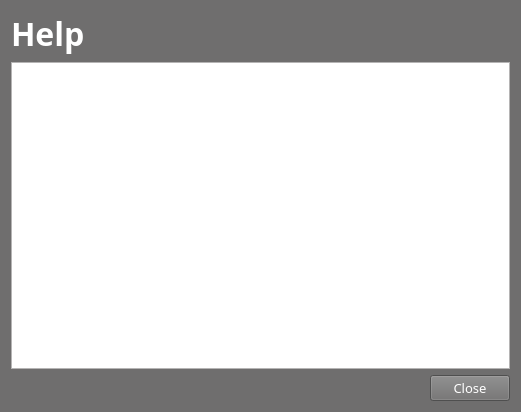
Above: guiinstaller/guisetup/help.ui from aix27249/mpkg before the change. Below: the same form after it.
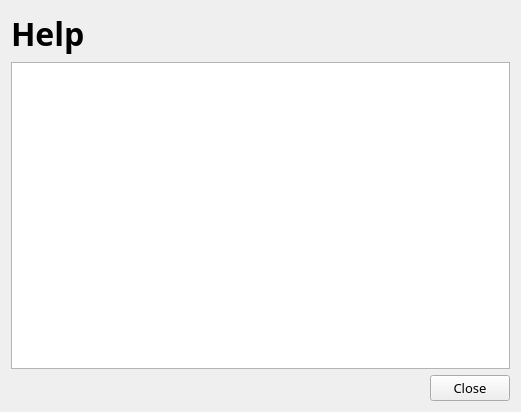
That is the form after the change. Icons and pictures are not drawn.

Commit message: reset installer colors to default theme: it is better when colors are selected by global theme setup, not app-specific

The edit to the form file:
```diff
--- a/guiinstaller/guisetup/help.ui
+++ b/guiinstaller/guisetup/help.ui
@@ -10,421 +10,6 @@
     <height>412</height>
    </rect>
   </property>
-  <property name="palette">
-   <palette>
-    <active>
-     <colorrole role="WindowText">
-      <brush brushstyle="SolidPattern">
-       <color alpha="255">
-        <red>255</red>
-        <green>255</green>
-        <blue>255</blue>
-       </color>
-      </brush>
-     </colorrole>
-     <colorrole role="Button">
-      <brush brushstyle="SolidPattern">
-       <color alpha="255">
-        <red>111</red>
-        <green>110</green>
-        <blue>110</blue>
-       </color>
-      </brush>
-     </colorrole>
-     <colorrole role="Light">
-      <brush brushstyle="SolidPattern">
-       <color alpha="255">
-        <red>167</red>
-        <green>165</green>
-        <blue>165</blue>
-       </color>
-      </brush>
-     </colorrole>
-     <colorrole role="Midlight">
-      <brush brushstyle="SolidPattern">
-       <color alpha="255">
-        <red>139</red>
-        <green>137</green>
-        <blue>137</blue>
-       </color>
-      </brush>
-     </colorrole>
-     <colorrole role="Dark">
-      <brush brushstyle="SolidPattern">
-       <color alpha="255">
-        <red>55</red>
-        <green>55</green>
-        <blue>55</blue>
-       </color>
-      </brush>
-     </colorrole>
-     <colorrole role="Mid">
-      <brush brushstyle="SolidPattern">
-       <color alpha="255">
-        <red>74</red>
-        <green>73</green>
-        <blue>73</blue>
-       </color>
-      </brush>
-     </colorrole>
-     <colorrole role="Text">
-      <brush brushstyle="SolidPattern">
-       <color alpha="255">
-        <red>255</red>
-        <green>255</green>
-        <blue>255</blue>
-       </color>
-      </brush>
-     </colorrole>
-     <colorrole role="BrightText">
-      <brush brushstyle="SolidPattern">
-       <color alpha="255">
-        <red>255</red>
-        <green>255</green>
-        <blue>255</blue>
-       </color>
-      </brush>
-     </colorrole>
-     <colorrole role="ButtonText">
-      <brush brushstyle="SolidPattern">
-       <color alpha="255">
-        <red>255</red>
-        <green>255</green>
-        <blue>255</blue>
-       </color>
-      </brush>
-     </colorrole>
-     <colorrole role="Base">
-      <brush brushstyle="SolidPattern">
-       <color alpha="255">
-        <red>0</red>
-        <green>0</green>
-        <blue>0</blue>
-       </color>
-      </brush>
-     </colorrole>
-     <colorrole role="Window">
-      <brush brushstyle="SolidPattern">
-       <color alpha="255">
-        <red>111</red>
-        <green>110</green>
-        <blue>110</blue>
-       </color>
-      </brush>
-     </colorrole>
-     <colorrole role="Shadow">
-      <brush brushstyle="SolidPattern">
-       <color alpha="255">
-        <red>0</red>
-        <green>0</green>
-        <blue>0</blue>
-       </color>
-      </brush>
-     </colorrole>
-     <colorrole role="AlternateBase">
-      <brush brushstyle="SolidPattern">
-       <color alpha="255">
-        <red>55</red>
-        <green>55</green>
-        <blue>55</blue>
-       </color>
-      </brush>
-     </colorrole>
-     <colorrole role="ToolTipBase">
-      <brush brushstyle="SolidPattern">
-       <color alpha="255">
-        <red>255</red>
-        <green>255</green>
-        <blue>220</blue>
-       </color>
-      </brush>
-     </colorrole>
-     <colorrole role="ToolTipText">
-      <brush brushstyle="SolidPattern">
-       <color alpha="255">
-        <red>0</red>
-        <green>0</green>
-        <blue>0</blue>
-       </color>
-      </brush>
-     </colorrole>
-    </active>
-    <inactive>
-     <colorrole role="WindowText">
-      <brush brushstyle="SolidPattern">
-       <color alpha="255">
-        <red>255</red>
-        <green>255</green>
-        <blue>255</blue>
-       </color>
-      </brush>
-     </colorrole>
-     <colorrole role="Button">
-      <brush brushstyle="SolidPattern">
-       <color alpha="255">
-        <red>111</red>
-        <green>110</green>
-        <blue>110</blue>
-       </color>
-      </brush>
-     </colorrole>
-     <colorrole role="Light">
-      <brush brushstyle="SolidPattern">
-       <color alpha="255">
-        <red>167</red>
-        <green>165</green>
-        <blue>165</blue>
-       </color>
-      </brush>
-     </colorrole>
-     <colorrole role="Midlight">
-      <brush brushstyle="SolidPattern">
-       <color alpha="255">
-        <red>139</red>
-        <green>137</green>
-        <blue>137</blue>
-       </color>
-      </brush>
-     </colorrole>
-     <colorrole role="Dark">
-      <brush brushstyle="SolidPattern">
-       <color alpha="255">
-        <red>55</red>
-        <green>55</green>
-        <blue>55</blue>
-       </color>
-      </brush>
-     </colorrole>
-     <colorrole role="Mid">
-      <brush brushstyle="SolidPattern">
-       <color alpha="255">
-        <red>74</red>
-        <green>73</green>
-        <blue>73</blue>
-       </color>
-      </brush>
-     </colorrole>
-     <colorrole role="Text">
-      <brush brushstyle="SolidPattern">
-       <color alpha="255">
-        <red>255</red>
-        <green>255</green>
-        <blue>255</blue>
-       </color>
-      </brush>
-     </colorrole>
-     <colorrole role="BrightText">
-      <brush brushstyle="SolidPattern">
-       <color alpha="255">
-        <red>255</red>
-        <green>255</green>
-        <blue>255</blue>
-       </color>
-      </brush>
-     </colorrole>
-     <colorrole role="ButtonText">
-      <brush brushstyle="SolidPattern">
-       <color alpha="255">
-        <red>255</red>
-        <green>255</green>
-        <blue>255</blue>
-       </color>
-      </brush>
-     </colorrole>
-     <colorrole role="Base">
-      <brush brushstyle="SolidPattern">
-       <color alpha="255">
-        <red>0</red>
-        <green>0</green>
-        <blue>0</blue>
-       </color>
-      </brush>
-     </colorrole>
-     <colorrole role="Window">
-      <brush brushstyle="SolidPattern">
-       <color alpha="255">
-        <red>111</red>
-        <green>110</green>
-        <blue>110</blue>
-       </color>
-      </brush>
-     </colorrole>
-     <colorrole role="Shadow">
-      <brush brushstyle="SolidPattern">
-       <color alpha="255">
-        <red>0</red>
-        <green>0</green>
-        <blue>0</blue>
-       </color>
-      </brush>
-     </colorrole>
-     <colorrole role="AlternateBase">
-      <brush brushstyle="SolidPattern">
-       <color alpha="255">
-        <red>55</red>
-        <green>55</green>
-        <blue>55</blue>
-       </color>
-      </brush>
-     </colorrole>
-     <colorrole role="ToolTipBase">
-      <brush brushstyle="SolidPattern">
-       <color alpha="255">
-        <red>255</red>
-        <green>255</green>
-        <blue>220</blue>
-       </color>
-      </brush>
-     </colorrole>
-     <colorrole role="ToolTipText">
-      <brush brushstyle="SolidPattern">
-       <color alpha="255">
-        <red>0</red>
-        <green>0</green>
-        <blue>0</blue>
-       </color>
-      </brush>
-     </colorrole>
-    </inactive>
-    <disabled>
-     <colorrole role="WindowText">
-      <brush brushstyle="SolidPattern">
-       <color alpha="255">
-        <red>55</red>
-        <green>55</green>
-        <blue>55</blue>
-       </color>
-      </brush>
-     </colorrole>
-     <colorrole role="Button">
-      <brush brushstyle="SolidPattern">
-       <color alpha="255">
-        <red>111</red>
-        <green>110</green>
-        <blue>110</blue>
-       </color>
-      </brush>
-     </colorrole>
-     <colorrole role="Light">
-      <brush brushstyle="SolidPattern">
-       <color alpha="255">
-        <red>167</red>
-        <green>165</green>
-        <blue>165</blue>
-       </color>
-      </brush>
-     </colorrole>
-     <colorrole role="Midlight">
-      <brush brushstyle="SolidPattern">
-       <color alpha="255">
-        <red>139</red>
-        <green>137</green>
-        <blue>137</blue>
-       </color>
-      </brush>
-     </colorrole>
-     <colorrole role="Dark">
-      <brush brushstyle="SolidPattern">
-       <color alpha="255">
-        <red>55</red>
-        <green>55</green>
-        <blue>55</blue>
-       </color>
-      </brush>
-     </colorrole>
-     <colorrole role="Mid">
-      <brush brushstyle="SolidPattern">
-       <color alpha="255">
-        <red>74</red>
-        <green>73</green>
-        <blue>73</blue>
-       </color>
-      </brush>
-     </colorrole>
-     <colorrole role="Text">
-      <brush brushstyle="SolidPattern">
-       <color alpha="255">
-        <red>55</red>
-        <green>55</green>
-        <blue>55</blue>
-       </color>
-      </brush>
-     </colorrole>
-     <colorrole role="BrightText">
-      <brush brushstyle="SolidPattern">
-       <color alpha="255">
-        <red>255</red>
-        <green>255</green>
-        <blue>255</blue>
-       </color>
-      </brush>
-     </colorrole>
-     <colorrole role="ButtonText">
-      <brush brushstyle="SolidPattern">
-       <color alpha="255">
-        <red>55</red>
-        <green>55</green>
-        <blue>55</blue>
-       </color>
-      </brush>
-     </colorrole>
-     <colorrole role="Base">
-      <brush brushstyle="SolidPattern">
-       <color alpha="255">
-        <red>111</red>
-        <green>110</green>
-        <blue>110</blue>
-       </color>
-      </brush>
-     </colorrole>
-     <colorrole role="Window">
-      <brush brushstyle="SolidPattern">
-       <color alpha="255">
-        <red>111</red>
-        <green>110</green>
-        <blue>110</blue>
-       </color>
-      </brush>
-     </colorrole>
-     <colorrole role="Shadow">
-      <brush brushstyle="SolidPattern">
-       <color alpha="255">
-        <red>0</red>
-        <green>0</green>
-        <blue>0</blue>
-       </color>
-      </brush>
-     </colorrole>
-     <colorrole role="AlternateBase">
-      <brush brushstyle="SolidPattern">
-       <color alpha="255">
-        <red>111</red>
-        <green>110</green>
-        <blue>110</blue>
-       </color>
-      </brush>
-     </colorrole>
-     <colorrole role="ToolTipBase">
-      <brush brushstyle="SolidPattern">
-       <color alpha="255">
-        <red>255</red>
-        <green>255</green>
-        <blue>220</blue>
-       </color>
-      </brush>
-     </colorrole>
-     <colorrole role="ToolTipText">
-      <brush brushstyle="SolidPattern">
-       <color alpha="255">
-        <red>0</red>
-        <green>0</green>
-        <blue>0</blue>
-       </color>
-      </brush>
-     </colorrole>
-    </disabled>
-   </palette>
-  </property>
   <property name="font">
    <font>
     <family>Droid Sans</family>
```
The commit also changes 3 other files.
